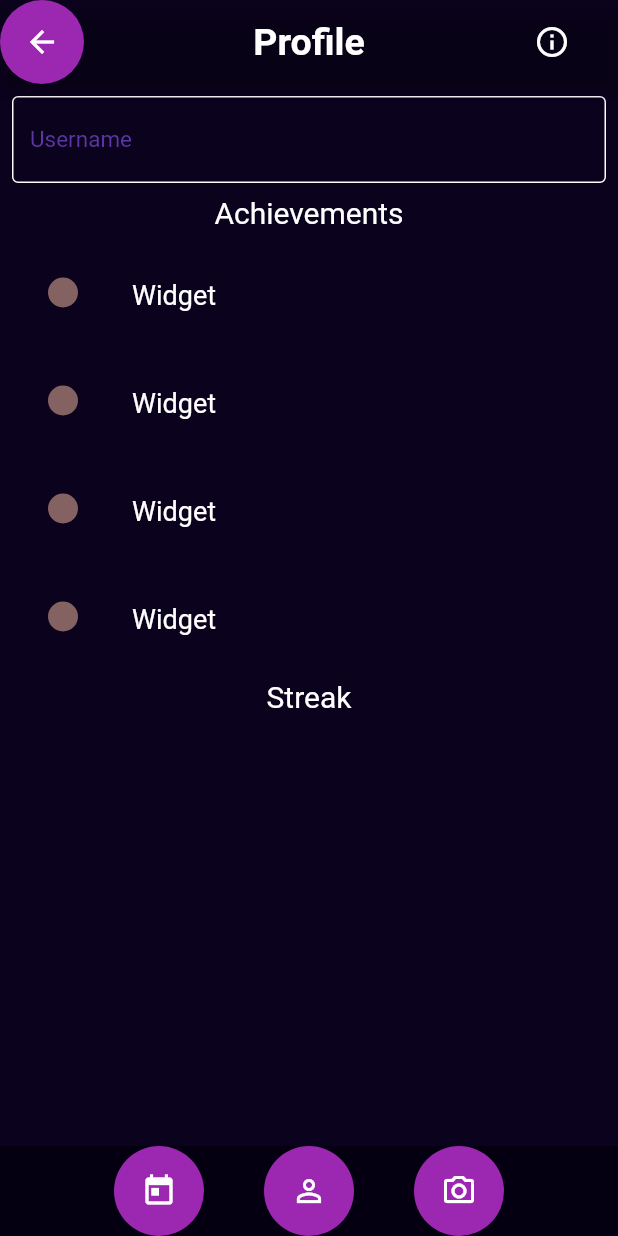
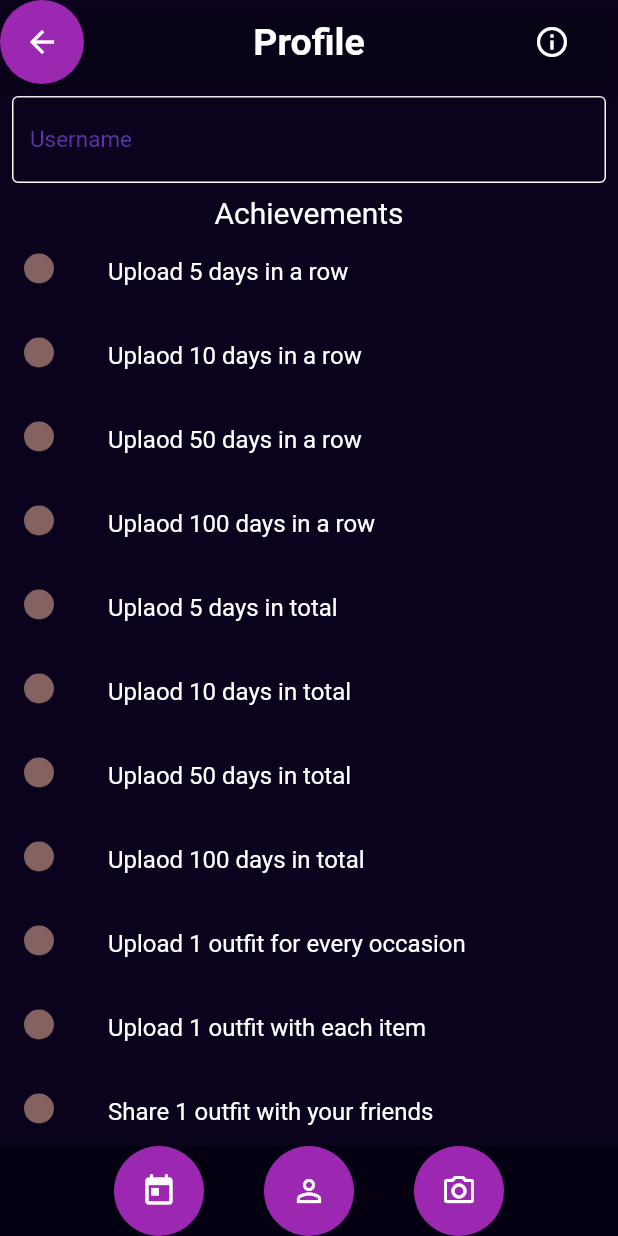
Before and after one commit to ntua-el19160/be_fashionable_app, a Flutter app: the screen it shows after launch, item 2 of the bottom bar chosen, on a phone screen of 412 x 824 dp. Run offline on Flutter 3.47's test engine with Material 2 defaults, Android fonts, the light colour scheme and no system bars; missing offline and left inert: dart:html.

Commit message:
Make Scroll in profile screen

```diff
--- a/lib/profile.dart
+++ b/lib/profile.dart
@@ -1,31 +1,11 @@
-// ignore_for_file: prefer_const_constructors
+// ignore_for_file: prefer_const_constructors, duplicate_ignore
 
+// ignore: unused_import, avoid_web_libraries_in_flutter
 import 'dart:html';
 
 import 'package:flutter/material.dart';
 
 // import 'main.dart';
-
-class MyList extends StatelessWidget {
-  const MyList({super.key});
-
-  @override
-  Widget build(BuildContext context) {
-    return Column(
-      // ignore: prefer_const_literals_to_create_immutables
-      children: <Widget>[
-        const ListTile(
-          leading: MyBullet(),
-          title: Text('My first line'),
-        ),
-        const ListTile(
-          leading: MyBullet(),
-          title: Text('My second line'),
-        )
-      ],
-    );
-  }
-}
 
 //Dot for the list
 class MyBullet extends StatelessWidget {
@@ -97,7 +77,8 @@ class _ProfileWidgetState extends State<ProfileWidget> {
                     tooltip: 'About',
                   )),
             ]),
-        body: Column(
+        body: SingleChildScrollView(
+            child: Column(
           children: <Widget>[
             Padding(
                 padding: const EdgeInsets.all(8.0),
@@ -131,20 +112,86 @@ class _ProfileWidgetState extends State<ProfileWidget> {
                     fontWeight: FontWeight.normal),
               ),
             ),
-            SizedBox(height: 300.0, child: AchievementList()),
+            Column(children: const <Widget>[
+              ListTile(
+                  leading: MyBullet(),
+                  title: Text('Upload 5 days in a row',
+                      style: TextStyle(color: Colors.white))),
+              ListTile(
+                  leading: MyBullet(),
+                  title: Text('Uplaod 10 days in a row',
+                      style: TextStyle(color: Colors.white))),
+              ListTile(
+                  leading: MyBullet(),
+                  title: Text('Uplaod 50 days in a row',
+                      style: TextStyle(color: Colors.white))),
+              ListTile(
+                  leading: MyBullet(),
+                  title: Text('Uplaod 100 days in a row',
+                      style: TextStyle(color: Colors.white))),
+              ListTile(
+                  leading: MyBullet(),
+                  title: Text('Uplaod 5 days in total',
+                      style: TextStyle(color: Colors.white))),
+              ListTile(
+                  leading: MyBullet(),
+                  title: Text('Uplaod 10 days in total',
+                      style: TextStyle(color: Colors.white))),
+              ListTile(
+                  leading: MyBullet(),
+                  title: Text('Uplaod 50 days in total',
+                      style: TextStyle(color: Colors.white))),
+              ListTile(
+                  leading: MyBullet(),
+                  title: Text('Uplaod 100 days in total',
+                      style: TextStyle(color: Colors.white))),
+              ListTile(
+                  leading: MyBullet(),
+                  title: Text('Upload 1 outfit for every occasion',
+                      style: TextStyle(color: Colors.white))),
+              ListTile(
+                  leading: MyBullet(),
+                  title: Text('Upload 1 outfit with each item',
+                      style: TextStyle(color: Colors.white))),
+              ListTile(
+                  leading: MyBullet(),
+                  title: Text('Share 1 outfit with your friends',
+                      style: TextStyle(color: Colors.white))),
+              ListTile(
+                  leading: MyBullet(),
+                  title: Text('Share 5 outfits with your friends',
+                      style: TextStyle(color: Colors.white))),
+              ListTile(
+                  leading: MyBullet(),
+                  title: Text('Upload 5 different outfits',
+                      style: TextStyle(color: Colors.white))),
+              ListTile(
+                  leading: MyBullet(),
+                  title: Text('Upload 10 different outfits',
+                      style: TextStyle(color: Colors.white))),
+            ]),
             const Center(
               child: Text(
                 'Streak',
+                style: TextStyle(
+                    fontSize: 30,
+                    color: Colors.white,
+                    fontWeight: FontWeight.normal),
+              ),
+            ),
+            Center(
+              child: Text(
+                'You have X days Streak!',
                 style: TextStyle(
                     fontSize: 20,
                     color: Colors.white,
                     fontWeight: FontWeight.normal),
               ),
             ),
-            // Κείμενο για τρέχον streak
+            SizedBox(height: 200.0, width: 100.0)
             // Κάποιο γραφικό
           ],
-        ),
+        )),
         bottomNavigationBar: BottomAppBar(
             color: const Color.fromARGB(255, 5, 0, 17),
             child: Row(mainAxisAlignment: MainAxisAlignment.center, children: [
@@ -178,121 +225,3 @@ class _ProfileWidgetState extends State<ProfileWidget> {
             ])));
   }
 }
-
-class AchievementList extends StatefulWidget {
-  const AchievementList({super.key});
-
-  @override
-  State<StatefulWidget> createState() => _AchievementListState();
-}
-
-class _AchievementListState extends State<AchievementList> {
-  final _ach = <Text>[
-    Text('Line 1'),
-    Text('Line 2'),
-    Text('Line 3'),
-    Text('Line 4'),
-    Text('Line 5'),
-    Text('Line 6'),
-    Text('Line 7'),
-    Text('Line 8'),
-    Text('Line 9'),
-    Text('Line 10'),
-    Text('Line 11'),
-    Text('Line 12'),
-    Text('Line 13'),
-    Text('Line 14'),
-    Text('Line 15'),
-    Text('Line 16'),
-    Text('Line 17'),
-    Text('Line 18')
-  ];
-  final _saved = <Text>[];
-  final _biggerFont = const TextStyle(color: Colors.white, fontSize: 18);
-
-  @override
-  Widget build(BuildContext context) {
-    return ListView.builder(
-        padding: EdgeInsets.all(16.0),
-        itemBuilder: (context, index) {
-          if (index.isOdd) return Divider();
-
-          final i = index ~/ 2;
-          final alreadySaved = _saved.contains(_ach[i]);
-          return ListTile(
-              leading: MyBullet(),
-              title: Text(
-                _ach[i].toString(),
-                style: _biggerFont,
-              ));
-        });
-  }
-}
-
-/*
-Expanded(
-                child: SizedBox(
-                    height: 800.0,
-                    child: ListView(
-                        shrinkWrap: true,
-                        scrollDirection: Axis.horizontal,
-                        padding: const EdgeInsets.symmetric(vertical: 3.0),
-                        children: const <Widget>[
-                          ListTile(
-                              leading: MyBullet(),
-                              title: Text('Line 1',
-                                  style: TextStyle(color: Colors.white))),
-                          ListTile(
-                              leading: MyBullet(),
-                              title: Text('Line 2',
-                                  style: TextStyle(color: Colors.white))),
-                          ListTile(
-                              leading: MyBullet(),
-                              title: Text('Line 3',
-                                  style: TextStyle(color: Colors.white))),
-                          ListTile(
-                              leading: MyBullet(),
-                              title: Text('Line 4',
-                                  style: TextStyle(color: Colors.white))),
-                          ListTile(
-                              leading: MyBullet(),
-                              title: Text('Line 5',
-                                  style: TextStyle(color: Colors.white))),
-                          ListTile(
-                              leading: MyBullet(),
-                              title: Text('Line 6',
-                                  style: TextStyle(color: Colors.white))),
-                          ListTile(
-                              leading: MyBullet(),
-                              title: Text('Line 7',
-                                  style: TextStyle(color: Colors.white))),
-                          ListTile(
-                              leading: MyBullet(),
-                              title: Text('Line 8',
-                                  style: TextStyle(color: Colors.white))),
-                          ListTile(
-                              leading: MyBullet(),
-                              title: Text('Line 9',
-                                  style: TextStyle(color: Colors.white))),
-                          ListTile(
-                              leading: MyBullet(),
-                              title: Text('Line 10',
-                                  style: TextStyle(color: Colors.white))),
-                          ListTile(
-                              leading: MyBullet(),
-                              title: Text('Line 11',
-                                  style: TextStyle(color: Colors.white))),
-                          ListTile(
-                              leading: MyBullet(),
-                              title: Text('Line 12',
-                                  style: TextStyle(color: Colors.white))),
-                          ListTile(
-                              leading: MyBullet(),
-                              title: Text('Line 13',
-                                  style: TextStyle(color: Colors.white))),
-                          ListTile(
-                              leading: MyBullet(),
-                              title: Text('Line 14',
-                                  style: TextStyle(color: Colors.white))),
-                        ]))),
-*/
```
Also changed, not shown: lib/main.dart (+1 -20 lines), lib/calendar.dart (added).
